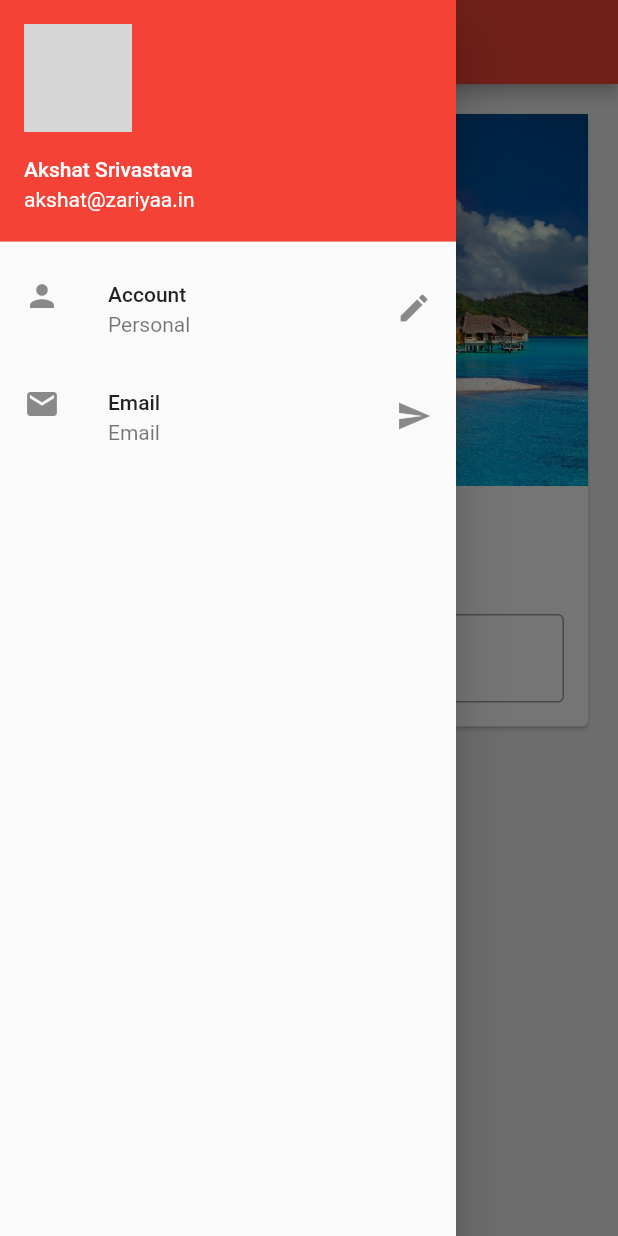
After one commit to AkshatSW/flutterTutorial, a Flutter app: the screen it shows after launch, with the side drawer open, on a phone screen of 412 x 824 dp. The commit adds this screen. Run offline on Flutter 3.47's test engine with Material 2 defaults, Android fonts, the phone set to English and light mode, and no system bars; network calls fail; grey boxes are pictures that could not be loaded.

Commit message:
how to write clean code

```diff
--- /dev/null
+++ b/flutter/app/lib/ChangeNameCard.dart
@@ -0,0 +1,52 @@
+// ignore_for_file: prefer_const_constructors
+
+import 'package:flutter/material.dart';
+
+import 'bg.dart';
+
+class ChangeNameCard extends StatelessWidget {
+  const ChangeNameCard({
+    Key? key,
+    required this.myText,
+    required TextEditingController nameController,
+  })  : _nameController = nameController,
+        super(key: key);
+
+  final String myText;
+  final TextEditingController _nameController;
+
+  @override
+  Widget build(BuildContext context) {
+    return Column(
+      children: <Widget>[
+        BGIMG(), //check bg.dart file
+        // ignore: prefer_const_constructors
+        SizedBox(
+          height: 20,
+        ), //this is basically like an empty div
+        Text(
+          myText,
+          style: TextStyle(fontSize: 25, fontWeight: FontWeight.bold),
+        ),
+        SizedBox(
+          height: 20,
+        ),
+        Padding(
+          padding: const EdgeInsets.all(16.0),
+          child: TextField(
+            controller: _nameController,
+            keyboardType: TextInputType
+                .text, //isko agar number kar denge to shirf number wala keyboard dikhayega
+            // obscureText: true,
+            //ye password fields ke liye acha option hai
+            decoration: InputDecoration(
+              hintText: " Enter Something Here",
+              labelText: "Name",
+              border: OutlineInputBorder(),
+            ),
+          ),
+        )
+      ],
+    );
+  }
+}
--- /dev/null
+++ b/flutter/app/lib/bg.dart
@@ -0,0 +1,15 @@
+import 'package:flutter/material.dart';
+
+class BGIMG extends StatelessWidget {
+  const BGIMG({super.key});
+
+  @override
+  Widget build(BuildContext context) {
+    return Image.asset(
+      "assets/bg.jpeg",
+      fit: BoxFit.cover, //basically kaise fit hogi image uske liye  hai ye
+      // width: 100,
+      // height: 100,
+    );
+  }
+}
--- /dev/null
+++ b/flutter/app/lib/drawer.dart
@@ -0,0 +1,50 @@
+// ignore_for_file: prefer_const_constructors
+
+import 'package:flutter/material.dart';
+
+class MyDrawer extends StatelessWidget {
+  const MyDrawer({super.key});
+
+  @override
+  Widget build(BuildContext context) {
+    return Drawer(
+      child: ListView(
+        padding: EdgeInsets.zero,
+        // ignore: prefer_const_literals_to_create_immutables
+        children: [
+          // DrawerHeader(
+          //   // ignore: sort_child_properties_last
+          //   child: Text(
+          //     "Hi, Akshat",
+          //     style: TextStyle(color: Colors.white),
+          //   ),
+          //   decoration: BoxDecoration(color: Colors.indigo),
+          // ),
+
+          UserAccountsDrawerHeader(
+            accountName: Text("Akshat Srivastava"),
+            accountEmail: Text("akshat@zariyaa.in"),
+            currentAccountPicture: CircleAvatar(
+              // child: Image.network(
+              //     "https://instagram.flko7-1.fna.fbcdn.net/v/t51.2885-19/281551560_166930375728389_901818772048826142_n.jpg?stp=dst-jpg_s150x150&_nc_ht=instagram.flko7-1.fna.fbcdn.net&_nc_cat=105&_nc_ohc=tkSk93nfHJMAX_uBaRy&edm=ABmJApABAAAA&ccb=7-5&oh=00_AT-0E6mFl40ul8okUUjHU5YgwJkvkxgX7l8P4MNVdRQqxg&oe=633A2602&_nc_sid=6136e7"), //circle nahi hoga try the below method
+              backgroundImage: NetworkImage(
+                  "https://instagram.flko7-1.fna.fbcdn.net/v/t51.2885-19/281551560_166930375728389_901818772048826142_n.jpg?stp=dst-jpg_s150x150&_nc_ht=instagram.flko7-1.fna.fbcdn.net&_nc_cat=105&_nc_ohc=tkSk93nfHJMAX_uBaRy&edm=ABmJApABAAAA&ccb=7-5&oh=00_AT-0E6mFl40ul8okUUjHU5YgwJkvkxgX7l8P4MNVdRQqxg&oe=633A2602&_nc_sid=6136e7"),
+            ),
+          ),
+          ListTile(
+            leading: Icon(Icons.person),
+            title: Text("Account"),
+            subtitle: Text('Personal'),
+            trailing: Icon(Icons.edit),
+          ),
+          ListTile(
+            leading: Icon(Icons.email),
+            title: Text("Email"),
+            subtitle: Text('Email'),
+            trailing: Icon(Icons.send),
+          )
+        ],
+      ),
+    );
+  }
+}
--- /dev/null
+++ b/flutter/app/lib/pages/home_page.dart
@@ -0,0 +1,47 @@
+import 'package:flutter/material.dart';
+
+import '../ChangeNameCard.dart';
+import '../drawer.dart';
+
+class HomePage extends StatefulWidget {
+  @override
+  State<HomePage> createState() => _HomePageState();
+}
+
+class _HomePageState extends State<HomePage> {
+  @override
+  TextEditingController _nameController =
+      TextEditingController(); //_nameController me _ use karne se ye ek private value ho jayegi
+  var myText = "Change Me";
+  void initState() {
+    // TODO: implement initState
+    super.initState();
+  }
+
+  Widget build(BuildContext context) {
+    return Scaffold(
+      backgroundColor: Colors.grey.shade200,
+      appBar: AppBar(title: Text("Flutter App")),
+      body: Padding(
+        padding: const EdgeInsets.all(16.0),
+        child: SingleChildScrollView(
+          //this will make sure ki jab hamara keyboard aaye to ye usko overflow na kare
+          child: Card(
+            child:
+                ChangeNameCard(myText: myText, nameController: _nameController),
+          ),
+        ),
+      ),
+      drawer: MyDrawer(), //iska content drawer.dart file me hai
+      floatingActionButtonLocation: FloatingActionButtonLocation.centerFloat,
+      floatingActionButton: FloatingActionButton(
+        onPressed: () {
+          myText = _nameController.text;
+          setState(() {});
+          //ye method call karna padega to make sure ki change ho raha hai
+        },
+        child: Icon(Icons.refresh),
+      ),
+    );
+  }
+}
```
Also changed, not shown: flutter/app/lib/main.dart (+2 -116 lines).
